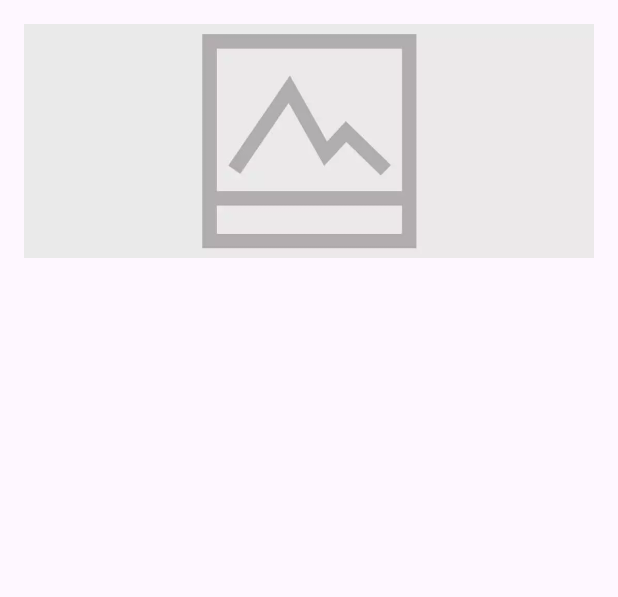
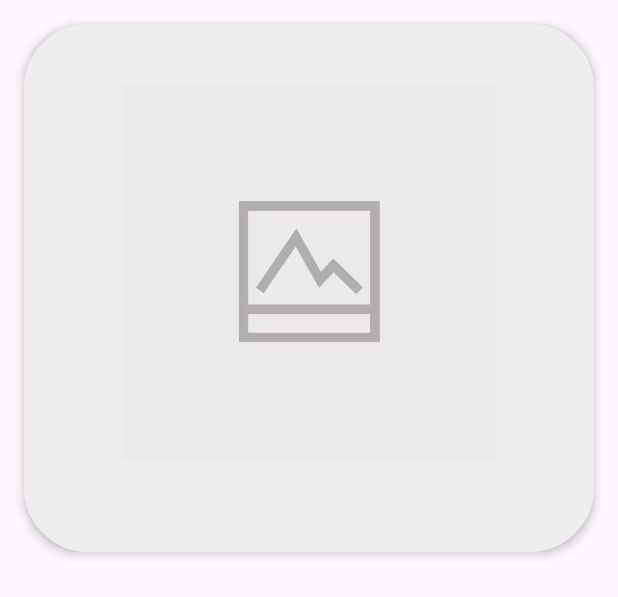
Before and after one commit to Dewa899/MyStoryAppsV2, an Android app: the layout item_story.xml on its own in the app's theme, with its tools: preview values and no code run, on a phone screen of 412 x 824 dp. Shown: the top 597 px of the screen. Run offline under Robolectric (Android 15) with nearby library versions, the phone set to English and light mode, and no system bars.

Commit message:
dihias dikit

```diff
--- /dev/null
+++ b/app/src/main/res/drawable/background.xml
@@ -0,0 +1,17 @@
+<?xml version="1.0" encoding="utf-8"?>
+<selector xmlns:android="http://schemas.android.com/apk/res/android">
+    <item>
+        <shape android:shape="rectangle">
+            <!-- Warna latar belakang -->
+            <solid android:color="#FF6200EE" />
+
+            <!-- Radius sudut -->
+            <corners android:radius="40dp" />
+
+            <!-- Batas atau garis tepi (opsional) -->
+            <stroke
+                android:width="5dp"
+                android:color="#FF3700B3" />
+        </shape>
+    </item>
+</selector>
--- a/app/src/main/res/layout/item_story.xml
+++ b/app/src/main/res/layout/item_story.xml
@@ -3,20 +3,27 @@
 <LinearLayout xmlns:android="http://schemas.android.com/apk/res/android"
     android:layout_width="match_parent"
     android:layout_height="wrap_content"
+    xmlns:tools="http://schemas.android.com/tools"
     android:orientation="vertical"
-    android:padding="16dp">
+    android:padding="40dp"
+    android:background="@drawable/background"
+    android:backgroundTint="@color/bwhite"
+    android:outlineProvider="background"
+    android:layout_margin="16dp"
+    android:outlineAmbientShadowColor="@color/black"
+    android:elevation="4dp">
 
     <FrameLayout
         android:layout_width="match_parent"
-        android:layout_height="156dp">
+        android:layout_height="wrap_content">
 
         <ImageView
             android:id="@+id/iv_item_photo"
             android:contentDescription="@string/image"
             android:transitionName="image"
             android:layout_width="match_parent"
-            android:layout_height="match_parent"
-            android:scaleType="centerCrop"
+            android:layout_height="250dp"
+            android:scaleType="fitCenter"
             android:src="@drawable/image_placeholder"/>
 
         <ProgressBar
--- a/app/src/main/res/values/colors.xml
+++ b/app/src/main/res/values/colors.xml
@@ -2,4 +2,8 @@
 <resources>
     <color name="black">#FF000000</color>
     <color name="navy">#2D3D4F</color>
+    <color name="bwhite">#ededed</color>
+    <color name="white">#FFFFFF</color>
+
+
 </resources>
--- a/app/src/main/res/values/themes.xml
+++ b/app/src/main/res/values/themes.xml
@@ -2,7 +2,7 @@
     <!-- Base application theme. -->
     <style name="Base.Theme.StoryApps" parent="Theme.Material3.DayNight.NoActionBar">
         <!-- Customize your light theme here. -->
-        <!-- <item name="colorPrimary">@color/my_light_primary</item> -->
+        <item name="colorPrimary">@color/navy</item>
     </style>
 
 </resources>
```
